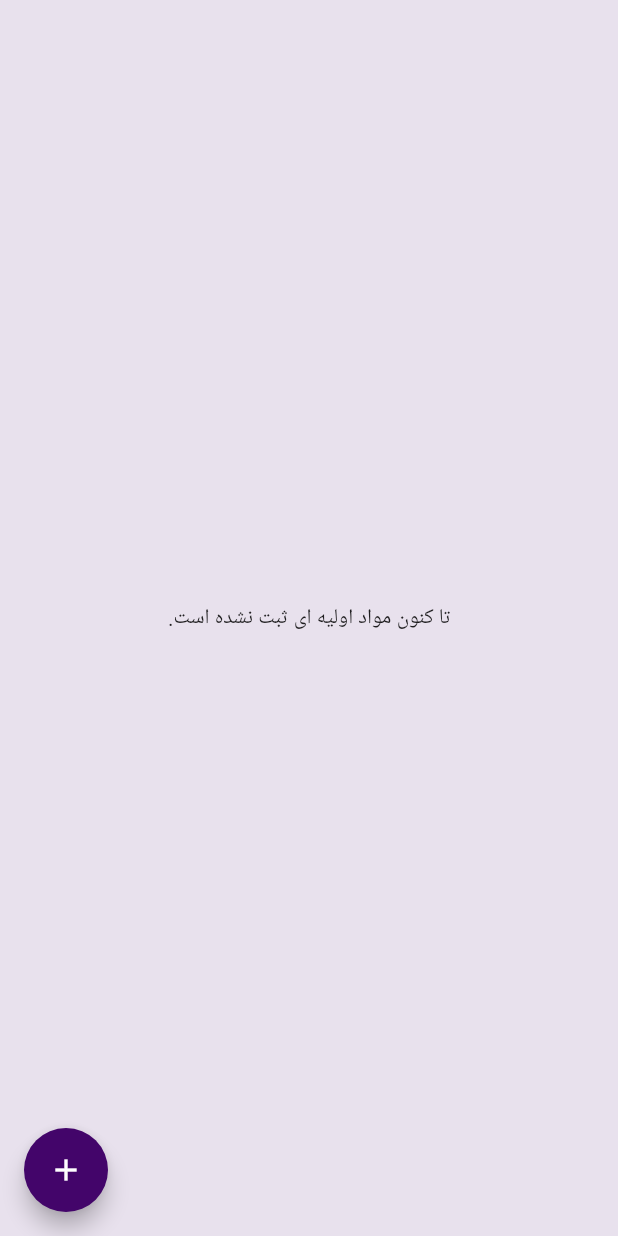
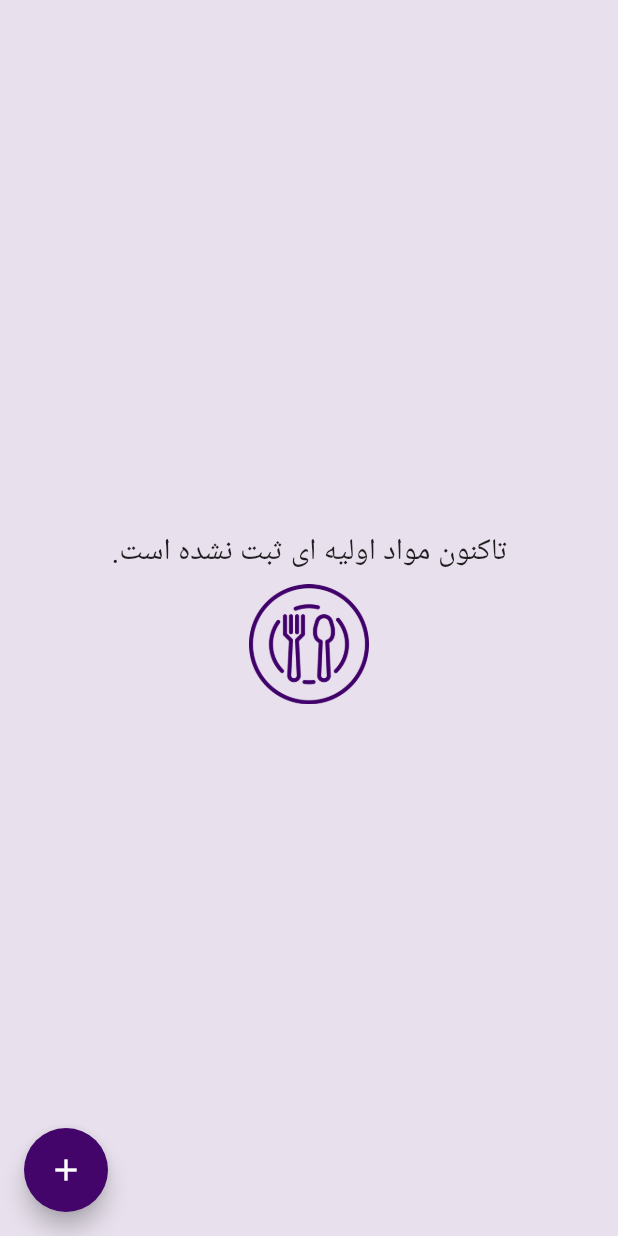
Before and after one commit to aminJamali/coocking, a Flutter app: the RawMaterialPage screen opened by its route, on a phone screen of 412 x 824 dp. Run offline on Flutter 3.47's test engine with Material 2 defaults, Android fonts, the light colour scheme and no system bars; our stand-ins replace get; Roboto replaces fonts that are missing (IRANSans).

Commit message:
chore:  طراحی دیزاین صفحه خالی و آیتم مواد اولیه

```diff
--- a/lib/src/infrastructures/styles/cooking_theme_data.dart
+++ b/lib/src/infrastructures/styles/cooking_theme_data.dart
@@ -1,3 +1,4 @@
+import 'package:cooking/src/infrastructures/utils/utils.dart';
 import 'package:flutter/material.dart';
 
 const MaterialColor primarySwatch = MaterialColor(0xFF43056A, {
@@ -20,11 +21,17 @@ final Color dangerColor = Colors.red.withOpacity(.8);
 final Color disabledColor = Colors.grey.withOpacity(.8);
 
 ThemeData cookingThemeData = ThemeData(
+  primaryColor: primarySwatch,
   primarySwatch: primarySwatch,
   backgroundColor: primarySwatch[50],
   disabledColor: disabledColor,
   errorColor: dangerColor,
   fontFamily: 'IRANSans',
-  //dialogBackgroundColor: primarySwatch[100],
   scaffoldBackgroundColor: primarySwatch[50],
+  iconTheme: const IconThemeData(color: primarySwatch),
+  buttonTheme: const ButtonThemeData(
+    padding: Utils.middlePadding,
+    shape: RoundedRectangleBorder(
+        borderRadius: BorderRadius.all(Radius.circular(Utils.middleSpace))),
+  ),
 );
--- /dev/null
+++ b/lib/src/pages/admin/raw_material/models/raw_material_view_model.dart
@@ -0,0 +1,13 @@
+class RawMaterialViewModel {
+  String id;
+  String title;
+  String unit;
+  String count;
+
+  RawMaterialViewModel({
+   required final this.id,
+   required final this.title,
+   required final this.unit,
+   required final this.count,
+  });
+}
--- a/lib/src/pages/admin/raw_material/views/raw_material_page.dart
+++ b/lib/src/pages/admin/raw_material/views/raw_material_page.dart
@@ -1,6 +1,7 @@
 import 'package:flutter/material.dart';
 import 'package:get/get.dart';
 
+import '../../../shared/empty_page.dart';
 import 'dialog/raw_material_dialog.dart';
 
 class RawMaterialPage extends StatelessWidget {
@@ -11,14 +12,19 @@ class RawMaterialPage extends StatelessWidget {
   Widget build(final BuildContext context) => Scaffold(
         backgroundColor: context.theme.backgroundColor,
         floatingActionButton: _addButton(),
-        body: const Center(child: Text('تا کنون مواد اولیه ای ثبت نشده است.')),
+        // body: RawMaterialListItem(
+        //   rawMaterialViewModel: RawMaterialViewModel(
+        //       id: '', unit: 'گرم', count: '10', title: 'گوجه فرنگی'),
+        // ),
+        body: const EmptyPage(
+              title: 'تاکنون مواد اولیه ای ثبت نشده است.',
+            ),
       );
 
   Widget _addButton() => FloatingActionButton(
         onPressed: () {
-          Get.dialog(RawMaterialDialog(),barrierColor: Colors.white10);
+          Get.dialog(RawMaterialDialog(), barrierColor: Colors.white10);
         },
         child: const Icon(Icons.add),
       );
-
 }
--- /dev/null
+++ b/lib/src/pages/shared/empty_page.dart
@@ -0,0 +1,36 @@
+import 'package:flutter/material.dart';
+
+import '../../infrastructures/utils/utils.dart';
+
+class EmptyPage extends StatelessWidget {
+  final String title;
+
+  const EmptyPage({
+    required final this.title,
+    final Key? key,
+  }) : super(key: key);
+
+  @override
+  Widget build(final BuildContext context) => _emptyBackground(context);
+
+  Widget _emptyBackground(final BuildContext context) => Align(
+        alignment: Alignment.center,
+        child: Column(
+          mainAxisAlignment: MainAxisAlignment.center,
+          crossAxisAlignment: CrossAxisAlignment.center,
+          children: [
+            Text(
+              title,
+              overflow: TextOverflow.ellipsis,
+              style: const TextStyle(fontSize: 20),
+            ),
+            Utils.middleVerticalSpace,
+            Image.asset(
+              'lib/assets/images/dish.png',
+              width: 80,
+              height: 80,
+            ),
+          ],
+        ),
+      );
+}
--- a/pubspec.yaml
+++ b/pubspec.yaml
@@ -26,6 +26,8 @@ flutter:
 
 
   uses-material-design: true
+  assets:
+    - lib/assets/images/
 fonts:
   - family: IRANSans
     fonts:
```
Also changed, not shown: lib/src/pages/admin/raw_material/views/widgets/raw_material_list_item.dart (added, +49 -0 lines), lib/assets/images/dish.png (added).
